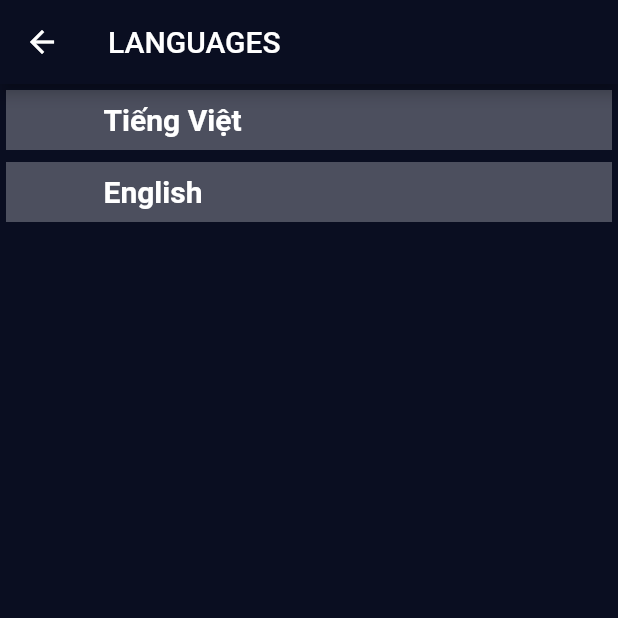
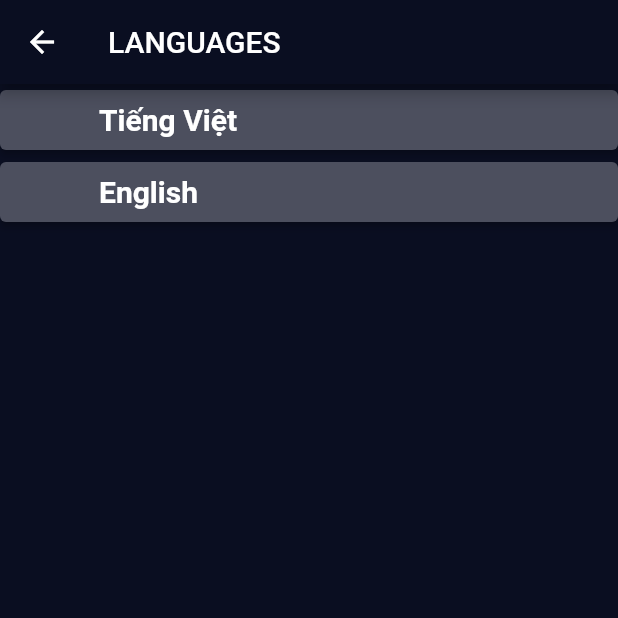
Before and after one commit to TNQT14/BMI_calculator, a Flutter app: the LanguageWidget screen opened by its route, on a phone screen of 412 x 824 dp, the top half of it. Run offline on Flutter 3.47's test engine with Material 2 defaults, Android fonts, the phone set to English and light mode, and no system bars; our stand-ins replace shared_preferences; accounts and stored records are empty.

Commit message:
Button picker languages

```diff
--- a/lib/utils/widget_language_picker.dart
+++ b/lib/utils/widget_language_picker.dart
@@ -31,16 +31,19 @@ class LanguageWidget extends StatelessWidget {
       body: ListView.builder(
         itemCount: pickerLang.length,
         itemBuilder: (context, index){
-          return Card(
-            color:  AppColors.appButtonColor,
-            elevation: 0,
-            shape: RoundedRectangleBorder(
-            borderRadius: BorderRadius.circular(0),
+          return ElevatedButton(
+          //   color:  AppColors.appButtonColor,
+          //   elevation: 0,
+          //   shape: RoundedRectangleBorder(
+          //   borderRadius: BorderRadius.circular(0),
+          // ),
+          style: ElevatedButton.styleFrom(
+            backgroundColor:  AppColors.appButtonColor,
           ),
             child: Row(
               children: <Widget>[
                 Container(
-                  padding: EdgeInsets.fromLTRB(65, 0, 0, 0),
+                  padding: EdgeInsets.fromLTRB(50, 0, 0, 0),
                   child: Text(pickerLang[index],
                   style: const TextStyle(fontSize: 20, fontWeight: FontWeight.bold, color: Color.fromARGB(255, 255, 255, 255))
                   ),
@@ -48,7 +51,9 @@ class LanguageWidget extends StatelessWidget {
                   const SizedBox(height: 40,),
               ],
             ),
+            onPressed: (){},
           );
+
         }
         ),
     );
```
